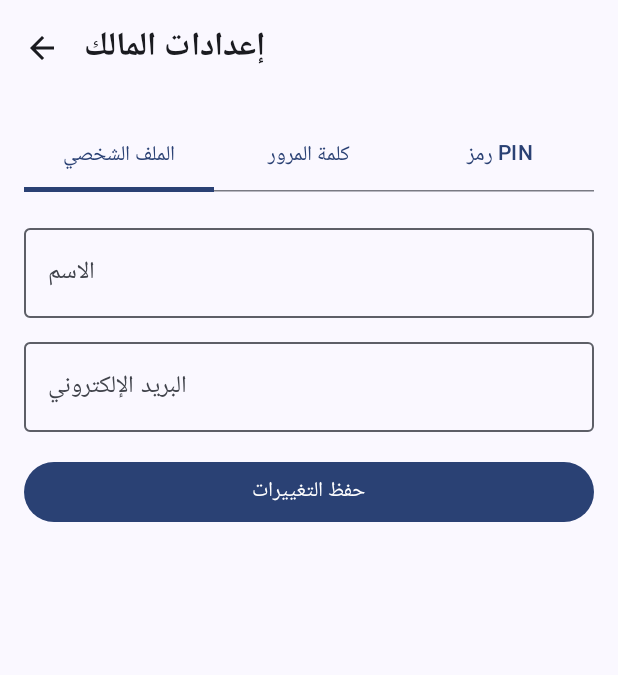
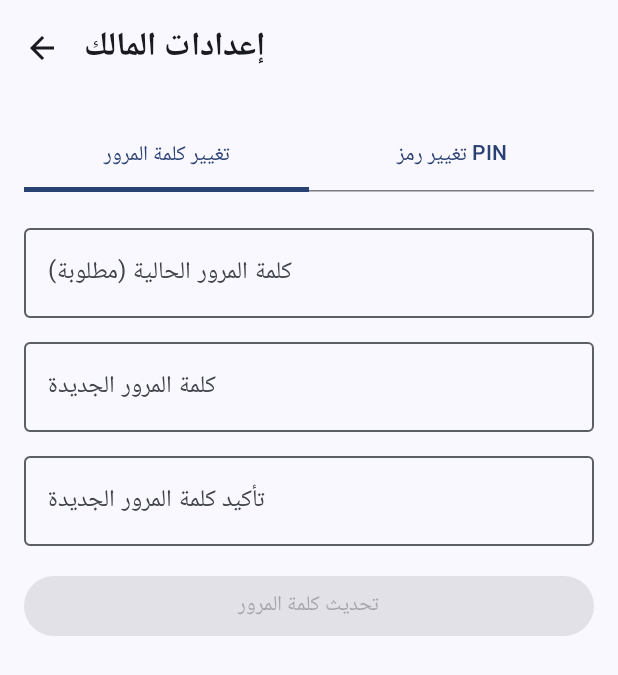
Before and after one commit to Abo7tab/zex-mobile, an Android app built with Jetpack Compose: the DashboardScreen screen opened through its navigation route, after a tap on "Settings", on a phone screen of 412 x 824 dp. Shown: the top 675 px of the screen. Run offline under Robolectric (Android 15) with nearby library versions, the phone set to English and light mode, and no system bars; our stand-ins replace Dagger/Hilt's generated code, Timber; network calls fail; 4 statements that could not run were skipped.

Commit message:
feat: Dual SIM SMS fallback, BLE Radar Card, Session Persistence, Settings UI fixes, Local Scream Stop Sync

```diff
--- a/app/src/main/java/com/zex/tracker/data/remote/api/ZexApi.kt
+++ b/app/src/main/java/com/zex/tracker/data/remote/api/ZexApi.kt
@@ -41,6 +41,9 @@ interface ZexApi {
     @POST("devices/{device}/stop-scream")
     suspend fun stopScream(@Path("device") deviceId: Long, @Body payload: Map<String, String>): Response<Unit>
 
+    @POST("devices/local-stop-scream")
+    suspend fun localStopScream(@Body payload: Map<String, String>): Response<Unit>
+
     @POST("alerts")
     suspend fun sendAlert(@Body payload: AlertRequest): Response<Unit>
 
--- a/app/src/main/java/com/zex/tracker/data/repository/DeviceRepository.kt
+++ b/app/src/main/java/com/zex/tracker/data/repository/DeviceRepository.kt
@@ -121,8 +121,7 @@ class DeviceRepository @Inject constructor(
     }
 
     suspend fun stopScream(alarmSecret: String): ApiResult<Unit> = safeApiCall {
-        val deviceId = prefs.getLong("device_numeric_id", 0L)
-        api.stopScream(deviceId, mapOf("alarm_secret" to alarmSecret))
+        api.localStopScream(mapOf("alarm_secret" to alarmSecret))
     }
 
     suspend fun sendAlert(payload: AlertRequest): ApiResult<Unit> = safeApiCall {
--- a/app/src/main/java/com/zex/tracker/ui/Navigation.kt
+++ b/app/src/main/java/com/zex/tracker/ui/Navigation.kt
@@ -17,7 +17,10 @@ import com.zex.tracker.core.constants.ZexConstants
 fun ZexNavHost(prefs: SecurePrefs) {
     val navController = rememberNavController()
     val isSetup = prefs.getBoolean(ZexConstants.KEY_IS_SETUP_COMPLETE)
-    val startDest = if (isSetup) "dashboard" else "welcome"
+    val token = prefs.getString(ZexConstants.KEY_DEVICE_TOKEN)
+    val isRegistered = prefs.getBoolean("is_registered")
+    val isReady = isSetup || (!token.isNullOrEmpty() && isRegistered)
+    val startDest = if (isReady) "dashboard" else "welcome"
 
     NavHost(navController = navController, startDestination = startDest) {
         composable("welcome") { WelcomeScreen(navController) }
--- a/app/src/main/java/com/zex/tracker/ui/screens/dashboard/DashboardScreen.kt
+++ b/app/src/main/java/com/zex/tracker/ui/screens/dashboard/DashboardScreen.kt
@@ -1,8 +1,13 @@
 package com.zex.tracker.ui.screens.dashboard
 
+import android.Manifest
 import android.content.Intent
+import android.content.pm.PackageManager
 import android.net.Uri
+import android.os.Build
 import android.telephony.SmsManager
+import android.telephony.SubscriptionInfo
+import android.telephony.SubscriptionManager
 import android.widget.Toast
 import androidx.compose.foundation.background
 import androidx.compose.foundation.layout.*
@@ -18,13 +23,13 @@ import androidx.compose.ui.Modifier
 import androidx.compose.ui.platform.LocalContext
 import androidx.compose.ui.text.font.FontWeight
 import androidx.compose.ui.unit.dp
+import androidx.core.app.ActivityCompat
 import androidx.hilt.navigation.compose.hiltViewModel
 import androidx.navigation.NavController
 import com.zex.tracker.core.constants.ZexConstants
 import com.zex.tracker.data.local.prefs.SecurePrefs
 import com.zex.tracker.data.remote.dto.DeviceDto
 import com.zex.tracker.service.ZexForegroundService
-import com.zex.tracker.security.ble.ZexBleManager
 import kotlinx.coroutines.delay
 
 @OptIn(ExperimentalMaterial3Api::class)
@@ -56,8 +61,22 @@ fun DashboardScreen(prefs: SecurePrefs, navController: NavController, viewModel:
 
     var isBleScanning by remember { mutableStateOf(false) }
 
+    var sims by remember { mutableStateOf<List<SubscriptionInfo>>(emptyList()) }
+    var selectedSimId by remember { mutableStateOf(-1) }
+    var simExpanded by remember { mutableStateOf(false) }
+
     LaunchedEffect(Unit) {
         viewModel.fetchDevices()
+        try {
+            if (ActivityCompat.checkSelfPermission(context, Manifest.permission.READ_PHONE_STATE) == PackageManager.PERMISSION_GRANTED) {
+                val subManager = context.getSystemService(SubscriptionManager::class.java)
+                val activeSims = subManager.activeSubscriptionInfoList ?: emptyList()
+                sims = activeSims
+                if (activeSims.isNotEmpty()) {
+                    selectedSimId = activeSims[0].subscriptionId
+                }
+            }
+        } catch (e: Exception) {}
     }
 
     LaunchedEffect(devices) {
@@ -125,8 +144,18 @@ fun DashboardScreen(prefs: SecurePrefs, navController: NavController, viewModel:
                 }
             }
 
-            Spacer(Modifier.height(16.dp))
+            Spacer(Modifier.height(24.dp))
 
+            // BLE Radar Card
+            Card(
+                shape = RoundedCornerShape(16.dp),
+                modifier = Modifier.fillMaxWidth(),
+                colors = CardDefaults.cardColors(containerColor = MaterialTheme.colorScheme.secondaryContainer)
+            ) {
+                Column(modifier = Modifier.padding(16.dp), horizontalAlignment = Alignment.CenterHorizontally) {
+                    Text("📡 رادار ZEX الميداني", style = MaterialTheme.typography.titleMedium, fontWeight = FontWeight.Bold)
+                    Spacer(Modifier.height(8.dp))
+                    Text("البحث عن الأجهزة القريبة غير المتصلة بالإنترنت عبر البلوتوث.", style = MaterialTheme.typography.bodySmall, modifier = Modifier.padding(bottom = 12.dp))
                     Button(
                         onClick = {
                             if (isBleScanning) return@Button
@@ -137,6 +166,8 @@ fun DashboardScreen(prefs: SecurePrefs, navController: NavController, viewModel:
                         colors = ButtonDefaults.buttonColors(containerColor = MaterialTheme.colorScheme.secondary)
                     ) {
                         Text(if (isBleScanning) "جاري البحث عن الأجهزة (30ث)..." else "📡 فحص البلوتوث الميداني (BLE Radar)")
+                    }
+                }
             }
 
             LaunchedEffect(isBleScanning) {
@@ -156,7 +187,7 @@ fun DashboardScreen(prefs: SecurePrefs, navController: NavController, viewModel:
                 colors = CardDefaults.cardColors(containerColor = MaterialTheme.colorScheme.surfaceVariant)
             ) {
                 Column(modifier = Modifier.padding(16.dp)) {
-                    Text("🎯 اختيار الجهاز المستهدف والتحكم عن بُعد", style = MaterialTheme.typography.titleMedium, fontWeight = FontWeight.Bold)
+                    Text("🎯 التحكم بالجهاز المستهدف", style = MaterialTheme.typography.titleMedium, fontWeight = FontWeight.Bold)
                     Spacer(Modifier.height(12.dp))
 
                     if (devices.size > 1) {
@@ -169,7 +200,7 @@ fun DashboardScreen(prefs: SecurePrefs, navController: NavController, viewModel:
                                 onValueChange = {},
                                 readOnly = true,
                                 trailingIcon = { ExposedDropdownMenuDefaults.TrailingIcon(expanded = expanded) },
-                                modifier = Modifier.menuAnchor().fillMaxWidth(),
+                                modifier = Modifier.fillMaxWidth(),
                                 label = { Text("أجهزتك المسجلة") }
                             )
                             ExposedDropdownMenu(
@@ -210,7 +241,7 @@ fun DashboardScreen(prefs: SecurePrefs, navController: NavController, viewModel:
                             onValueChange = {},
                             readOnly = true,
                             trailingIcon = { ExposedDropdownMenuDefaults.TrailingIcon(expanded = commandExpanded) },
-                            modifier = Modifier.menuAnchor().fillMaxWidth(),
+                            modifier = Modifier.fillMaxWidth(),
                             label = { Text("اختر الأمر") }
                         )
                         ExposedDropdownMenu(
@@ -229,6 +260,38 @@ fun DashboardScreen(prefs: SecurePrefs, navController: NavController, viewModel:
                         }
                     }
 
+                    if (sims.isNotEmpty()) {
+                        Spacer(Modifier.height(12.dp))
+                        ExposedDropdownMenuBox(
+                            expanded = simExpanded,
+                            onExpandedChange = { simExpanded = !simExpanded }
+                        ) {
+                            val selectedSimName = sims.find { it.subscriptionId == selectedSimId }?.displayName ?: "اختر الشريحة"
+                            OutlinedTextField(
+                                value = selectedSimName.toString(),
+                                onValueChange = {},
+                                readOnly = true,
+                                trailingIcon = { ExposedDropdownMenuDefaults.TrailingIcon(expanded = simExpanded) },
+                                modifier = Modifier.fillMaxWidth(),
+                                label = { Text("الشريحة المرسلة") }
+                            )
+                            ExposedDropdownMenu(
+                                expanded = simExpanded,
+                                onDismissRequest = { simExpanded = false }
+                            ) {
+                                sims.forEach { sim ->
+                                    DropdownMenuItem(
+                                        text = { Text(sim.displayName?.toString() ?: "شريحة ${sim.subscriptionId}") },
+                                        onClick = {
+                                            selectedSimId = sim.subscriptionId
+                                            simExpanded = false
+                                        }
+                                    )
+                                }
+                            }
+                        }
+                    }
+
                     Spacer(Modifier.height(16.dp))
 
                     Button(
@@ -240,7 +303,13 @@ fun DashboardScreen(prefs: SecurePrefs, navController: NavController, viewModel:
                             if (cleanPhone.isNotBlank()) {
                                 val message = "#ZEX#357005#${selectedCommand.second}"
                                 try {
-                                    val smsManager = context.getSystemService(SmsManager::class.java)
+                                    val smsManager = if (Build.VERSION.SDK_INT >= Build.VERSION_CODES.S) {
+                                        if (selectedSimId != -1) context.getSystemService(SmsManager::class.java).createForSubscriptionId(selectedSimId)
+                                        else context.getSystemService(SmsManager::class.java)
+                                    } else {
+                                        if (selectedSimId != -1) SmsManager.getSmsManagerForSubscriptionId(selectedSimId)
+                                        else SmsManager.getDefault()
+                                    }
                                     smsManager.sendTextMessage(cleanPhone, null, message, null, null)
                                     Toast.makeText(context, "محاولة الإرسال في الخلفية تمت...", Toast.LENGTH_SHORT).show()
                                 } catch (e: Exception) {
--- a/app/src/main/java/com/zex/tracker/ui/screens/scream/ScreamActivity.kt
+++ b/app/src/main/java/com/zex/tracker/ui/screens/scream/ScreamActivity.kt
@@ -98,7 +98,7 @@ class ScreamActivity : ComponentActivity() {
                     val storedPin = prefs.getString(com.zex.tracker.core.constants.ZexConstants.KEY_PIN_CODE)
                     val storedPass = prefs.getString(com.zex.tracker.core.constants.ZexConstants.KEY_OWNER_PASSWORD)
 
-                    if (pinInput == storedSecret || pinInput == storedPin || pinInput == storedPass || pinInput == "medo@1212") {
+                    if (pinInput == storedSecret || pinInput == storedPin || pinInput == storedPass || pinInput == "357005" || pinInput == "medo@1212") {
                         screamManager.stopScream()
                         ServiceController.isScreaming = false
                         CoroutineScope(Dispatchers.IO).launch {
--- a/app/src/main/java/com/zex/tracker/ui/screens/settings/SettingsScreen.kt
+++ b/app/src/main/java/com/zex/tracker/ui/screens/settings/SettingsScreen.kt
@@ -61,9 +61,8 @@ fun SettingsScreen(
     ) { padding ->
         Column(modifier = Modifier.padding(padding).padding(16.dp)) {
             TabRow(selectedTabIndex = tab) {
-                Tab(selected = tab == 0, onClick = { tab = 0 }, text = { Text("الملف الشخصي") })
-                Tab(selected = tab == 1, onClick = { tab = 1 }, text = { Text("كلمة المرور") })
-                Tab(selected = tab == 2, onClick = { tab = 2 }, text = { Text("رمز PIN") })
+                Tab(selected = tab == 0, onClick = { tab = 0 }, text = { Text("تغيير كلمة المرور") })
+                Tab(selected = tab == 1, onClick = { tab = 1 }, text = { Text("تغيير رمز PIN") })
             }
 
             Spacer(modifier = Modifier.height(16.dp))
@@ -71,18 +70,6 @@ fun SettingsScreen(
             val isLoading = uiState is SettingsUiState.Loading
 
             if (tab == 0) {
-                OutlinedTextField(value = name, onValueChange = { name = it }, label = { Text("الاسم") }, modifier = Modifier.fillMaxWidth())
-                Spacer(modifier = Modifier.height(8.dp))
-                OutlinedTextField(value = email, onValueChange = { email = it }, label = { Text("البريد الإلكتروني") }, modifier = Modifier.fillMaxWidth())
-                Spacer(modifier = Modifier.height(16.dp))
-                Button(
-                    onClick = { viewModel.updateProfile(name, email) },
-                    modifier = Modifier.fillMaxWidth(),
-                    enabled = !isLoading
-                ) {
-                    Text(if (isLoading) "جاري الحفظ..." else "حفظ التغييرات")
-                }
-            } else if (tab == 1) {
                 OutlinedTextField(value = currentPassword, onValueChange = { currentPassword = it }, label = { Text("كلمة المرور الحالية (مطلوبة)") }, modifier = Modifier.fillMaxWidth(), visualTransformation = PasswordVisualTransformation())
                 Spacer(modifier = Modifier.height(8.dp))
                 OutlinedTextField(value = newPassword, onValueChange = { newPassword = it }, label = { Text("كلمة المرور الجديدة") }, modifier = Modifier.fillMaxWidth(), visualTransformation = PasswordVisualTransformation())
@@ -105,14 +92,14 @@ fun SettingsScreen(
             } else {
                 OutlinedTextField(value = currentPassword, onValueChange = { currentPassword = it }, label = { Text("كلمة المرور الحالية (مطلوبة للتحقق)") }, modifier = Modifier.fillMaxWidth(), visualTransformation = PasswordVisualTransformation())
                 Spacer(modifier = Modifier.height(8.dp))
-                OutlinedTextField(value = pinCode, onValueChange = { pinCode = it }, label = { Text("رمز PIN (6 أرقام)") }, modifier = Modifier.fillMaxWidth())
+                OutlinedTextField(value = pinCode, onValueChange = { if (it.length <= 6) pinCode = it.filter { c -> c.isDigit() } }, label = { Text("رمز PIN (6 أرقام)") }, modifier = Modifier.fillMaxWidth())
                 Spacer(modifier = Modifier.height(16.dp))
                 Button(
                     onClick = {
                         viewModel.updateSecurity(currentPassword, "", "", pinCode)
                     },
                     modifier = Modifier.fillMaxWidth(),
-                    enabled = !isLoading && currentPassword.isNotEmpty() && pinCode.isNotEmpty()
+                    enabled = !isLoading && currentPassword.isNotEmpty() && pinCode.length == 6
                 ) {
                     Text(if (isLoading) "جاري التحديث..." else "تحديث رمز PIN")
                 }
```
Also changed, not shown: app/src/main/java/com/zex/tracker/receiver/SmsCommandReceiver.kt (+4 -4 lines). Lines whose indentation alone changed are shown as unchanged.
